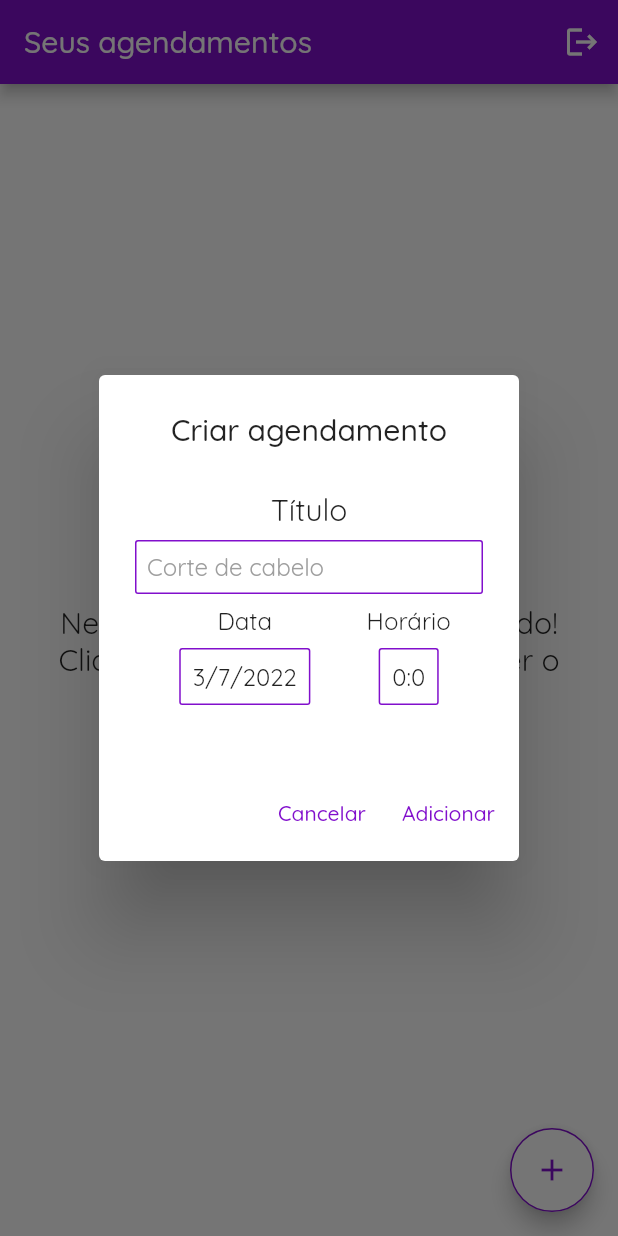
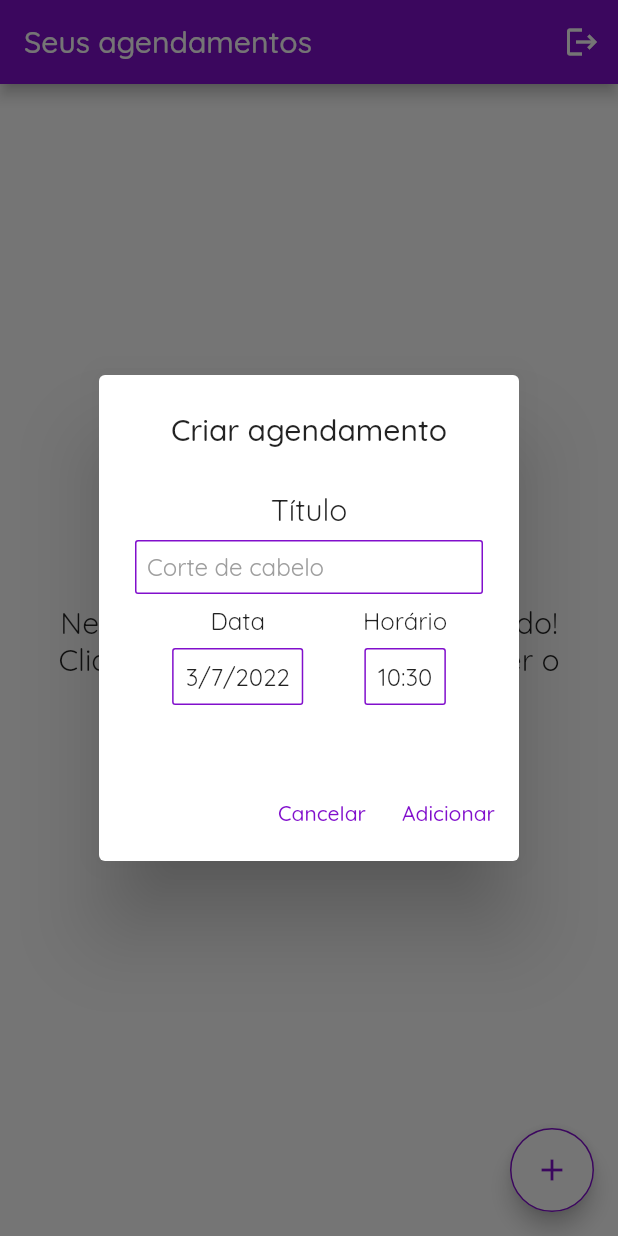
Before and after one commit to Domnus/leilabeleiza, a Flutter app: the Home screen opened by its route, after a tap on the "add" icon, on a phone screen of 412 x 824 dp. Run offline on Flutter 3.47's test engine with Material 2 defaults, Android fonts, the phone set to English and light mode, and no system bars; our stand-ins replace flutter_dotenv, get_it, google_fonts, shared_preferences, supabase_flutter; accounts and stored records are empty.

Commit message:
Atualizado: Valores de data e hora

```diff
--- a/lib/components/add_appointment.dart
+++ b/lib/components/add_appointment.dart
@@ -18,10 +18,14 @@ class AddAppointment extends StatefulWidget {
 class _AddAppointmentState extends State<AddAppointment> {
   final TextEditingController _tituloController = TextEditingController();
   DateTime? _dateSelected = DateTime.now();
-  TimeOfDay? _timeSelected = const TimeOfDay(hour: 00, minute: 00);
+  TimeOfDay? _timeSelected = TimeOfDay.now();
 
   @override
   Widget build(BuildContext context) {
+    String dataFormatada =
+        DateFormat('d/M/y').format(_dateSelected!).toString();
+    String horaFormatada = "${_timeSelected!.hour}:${_timeSelected!.minute}";
+
     return AlertDialog(
       backgroundColor: Colors.white,
       title: const Center(child: Text("Criar agendamento")),
@@ -77,11 +81,8 @@ class _AddAppointmentState extends State<AddAppointment> {
                               ),
                               borderRadius: BorderRadius.circular(2)),
                           child: Padding(
-                            padding: const EdgeInsets.all(8),
-                            child: Text(DateFormat('d/M/y')
-                                .format(_dateSelected!)
-                                .toString()),
-                          ),
+                              padding: const EdgeInsets.all(8),
+                              child: Text(dataFormatada)),
                         ),
                       ],
                     ),
@@ -109,16 +110,7 @@ class _AddAppointmentState extends State<AddAppointment> {
                             borderRadius: BorderRadius.circular(2)),
                         child: Padding(
                           padding: const EdgeInsets.all(8),
-                          child: Text(DateFormat('H:m')
-                              .format(
-                                DateTime(
-                                    _dateSelected!.year,
-                                    _dateSelected!.month,
-                                    _dateSelected!.day,
-                                    _timeSelected!.hour,
-                                    _timeSelected!.minute),
-                              )
-                              .toString()),
+                          child: Text(horaFormatada),
                         ),
                       ),
                     ],
@@ -151,8 +143,12 @@ class _AddAppointmentState extends State<AddAppointment> {
                 .parse("${_timeSelected!.hour}:${_timeSelected!.minute}");
             var format = DateFormat("h:mm a");
 
-            Appointment agendamento = Appointment(null, _tituloController.text,
-                _dateSelected.toString(), format.format(tempTime).toString());
+            Appointment agendamento = Appointment(
+              null,
+              _tituloController.text,
+              _dateSelected.toString(),
+              format.format(tempTime).toString(),
+            );
 
             var check = await checkAppointments(agendamento, widget.cliente);
 
@@ -239,6 +235,7 @@ class _AddAppointmentState extends State<AddAppointment> {
               ));
 
               Navigator.pop(context);
+
             } else {
               ScaffoldMessenger.of(context).showSnackBar(
                 SnackBar(
```
Also changed, not shown: lib/components/Agendamento.dart (+5 -5 lines), lib/components/update_appointment_modal.dart (+21 -17 lines), lib/pages/home.dart (line endings or trailing spaces).
